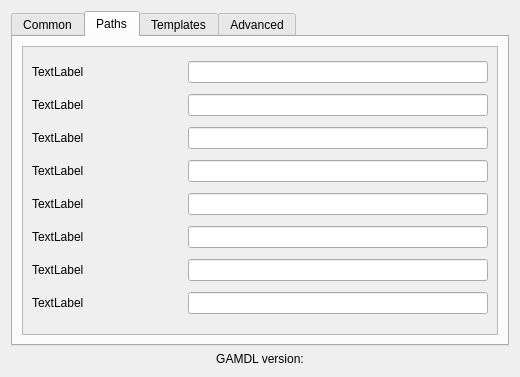
karsandor2022/gamdl, file gamdl/gui/Config.ui: the form before one commit.
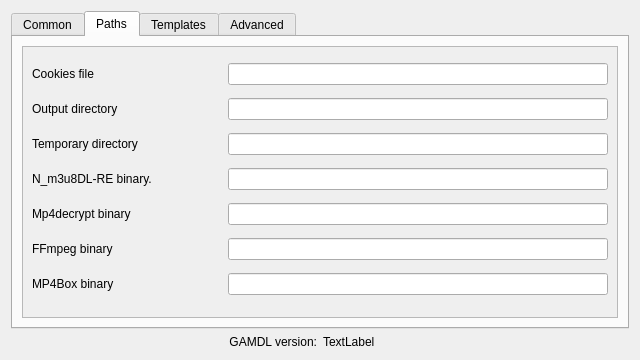
The form after the commit. The open tabs and pages were chosen to show the change.

Commit message: Main UI and Config UI data field in (only advanced is remaining)

The edit to the form file:
```diff
--- a/gamdl/gui/Config.ui
+++ b/gamdl/gui/Config.ui
@@ -1,18 +1,18 @@
 <?xml version="1.0" encoding="UTF-8"?>
 <ui version="4.0">
- <class>Config</class>
- <widget class="QWidget" name="Config">
+ <class>Configuration</class>
+ <widget class="QDialog" name="Configuration">
   <property name="geometry">
    <rect>
     <x>0</x>
     <y>0</y>
-    <width>520</width>
-    <height>377</height>
+    <width>640</width>
+    <height>360</height>
    </rect>
   </property>
   <property name="minimumSize">
    <size>
-    <width>520</width>
+    <width>640</width>
     <height>360</height>
    </size>
   </property>
@@ -20,8 +20,38 @@
    <string>Configuration</string>
   </property>
   <layout class="QGridLayout" name="gridLayout">
+   <item row="1" column="1">
+    <layout class="QHBoxLayout" name="version">
+     <item>
+      <widget class="QLabel" name="version_text">
+       <property name="layoutDirection">
+        <enum>Qt::LayoutDirection::LeftToRight</enum>
+       </property>
+       <property name="text">
+        <string>GAMDL version:</string>
+       </property>
+       <property name="alignment">
+        <set>Qt::AlignmentFlag::AlignRight|Qt::AlignmentFlag::AlignTrailing|Qt::AlignmentFlag::AlignVCenter</set>
+       </property>
+      </widget>
+     </item>
+     <item>
+      <widget class="QLabel" name="version_label">
+       <property name="text">
+        <string>TextLabel</string>
+       </property>
+      </widget>
+     </item>
+    </layout>
+   </item>
    <item row="0" column="1">
     <widget class="QTabWidget" name="tabWidget">
+     <property name="minimumSize">
+      <size>
+       <width>0</width>
+       <height>0</height>
+      </size>
+     </property>
      <property name="currentIndex">
       <number>3</number>
      </property>
@@ -156,6 +186,9 @@
       <layout class="QHBoxLayout" name="horizontalLayout_2">
        <item>
         <widget class="QScrollArea" name="scrollArea_2">
+         <property name="verticalScrollBarPolicy">
+          <enum>Qt::ScrollBarPolicy::ScrollBarAsNeeded</enum>
+         </property>
          <property name="widgetResizable">
           <bool>true</bool>
          </property>
@@ -164,8 +197,8 @@
            <rect>
             <x>0</x>
             <y>0</y>
-            <width>448</width>
-            <height>278</height>
+            <width>596</width>
+            <height>269</height>
            </rect>
           </property>
           <layout class="QVBoxLayout" name="verticalLayout_2">
@@ -174,7 +207,7 @@
              <item>
               <widget class="QLabel" name="label_8">
                <property name="text">
-                <string>TextLabel</string>
+                <string>Cookies file</string>
                </property>
               </widget>
              </item>
@@ -188,7 +221,7 @@
              <item>
               <widget class="QLabel" name="label_9">
                <property name="text">
-                <string>TextLabel</string>
+                <string>Output directory</string>
                </property>
               </widget>
              </item>
@@ -202,7 +235,7 @@
              <item>
               <widget class="QLabel" name="label_10">
                <property name="text">
-                <string>TextLabel</string>
+                <string>Temporary directory</string>
                </property>
               </widget>
              </item>
@@ -216,7 +249,7 @@
              <item>
               <widget class="QLabel" name="label_11">
                <property name="text">
-                <string>TextLabel</string>
+                <string>N_m3u8DL-RE binary.</string>
                </property>
               </widget>
              </item>
@@ -230,7 +263,7 @@
              <item>
               <widget class="QLabel" name="label_12">
                <property name="text">
-                <string>TextLabel</string>
+                <string>Mp4decrypt binary</string>
                </property>
               </widget>
              </item>
@@ -244,7 +277,7 @@
              <item>
               <widget class="QLabel" name="label_13">
                <property name="text">
-                <string>TextLabel</string>
+                <string>FFmpeg binary</string>
                </property>
               </widget>
              </item>
@@ -258,7 +291,7 @@
              <item>
               <widget class="QLabel" name="label_14">
                <property name="text">
-                <string>TextLabel</string>
+                <string>MP4Box binary</string>
                </property>
               </widget>
              </item>
@@ -267,20 +300,6 @@
              </item>
             </layout>
            </item>
-           <item>
-            <layout class="QHBoxLayout" name="horizontalLayout_18" stretch="1,2">
-             <item>
-              <widget class="QLabel" name="label_15">
-               <property name="text">
-                <string>TextLabel</string>
-               </property>
-              </widget>
-             </item>
-             <item>
-              <widget class="QLineEdit" name="lineEdit_8"/>
-             </item>
-            </layout>
-           </item>
           </layout>
          </widget>
         </widget>
@@ -513,19 +532,6 @@
      </widget>
     </widget>
    </item>
-   <item row="1" column="1">
-    <widget class="QLabel" name="label_22">
-     <property name="layoutDirection">
-      <enum>Qt::LayoutDirection::LeftToRight</enum>
-     </property>
-     <property name="text">
-      <string>GAMDL version:</string>
-     </property>
-     <property name="alignment">
-      <set>Qt::AlignmentFlag::AlignCenter</set>
-     </property>
-    </widget>
-   </item>
   </layout>
  </widget>
  <resources/>
```
Left out of the diff: 66 changed lines with no effect on the pictures. The commit also changes 3 other files.
